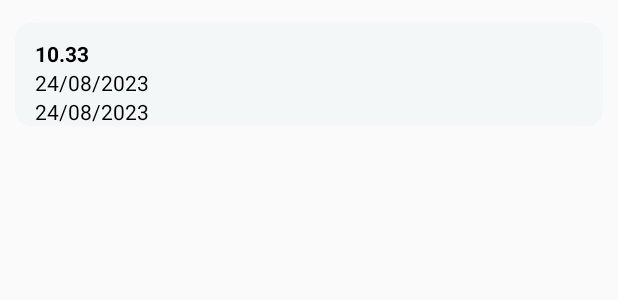
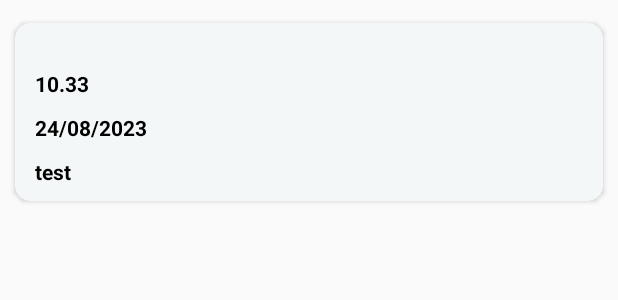
Before and after one commit to enesicmen/Initial-Code-Software-Solutions-Case, an Android app: the layout row_orders.xml on its own in the app's theme, with its tools: preview values and no code run, on a phone screen of 412 x 824 dp. Shown: the top 300 px of the screen. Run offline under Robolectric (Android 15) with nearby library versions, the phone set to English and light mode, and no system bars.

Commit message:
orders page design changed.

```diff
--- a/app/src/main/java/com/icmen/codecase/ui/fragment/orders/OrdersPageFragment.kt
+++ b/app/src/main/java/com/icmen/codecase/ui/fragment/orders/OrdersPageFragment.kt
@@ -50,6 +50,5 @@ class OrdersPageFragment : BaseFragment<FragmentOrdersBinding, OrdersPageViewMod
             }
         }
     }
-
     override fun invoke(position: Int) {}
 }
--- a/app/src/main/java/com/icmen/codecase/ui/fragment/orders/OrdersPageViewModel.kt
+++ b/app/src/main/java/com/icmen/codecase/ui/fragment/orders/OrdersPageViewModel.kt
@@ -5,6 +5,7 @@ import androidx.lifecycle.MutableLiveData
 import androidx.lifecycle.ViewModel
 import com.google.firebase.auth.FirebaseAuth
 import com.google.firebase.firestore.FirebaseFirestore
+import com.google.firebase.firestore.Query
 import com.icmen.codecase.data.Resource
 import com.icmen.codecase.data.model.Order
 import dagger.hilt.android.lifecycle.HiltViewModel
@@ -25,7 +26,7 @@ class OrdersPageViewModel @Inject constructor(
             _orderList.value = Resource.Loading()
 
             firestore.collection("orders").document(userId).collection("userOrders")
-                .orderBy("orderDate")
+                .orderBy("orderDate", Query.Direction.DESCENDING)
                 .get()
                 .addOnSuccessListener { querySnapshot ->
                     val orders = querySnapshot.documents.mapNotNull { document ->
--- a/app/src/main/java/com/icmen/codecase/ui/fragment/register/RegisterPageViewModel.kt
+++ b/app/src/main/java/com/icmen/codecase/ui/fragment/register/RegisterPageViewModel.kt
@@ -24,12 +24,12 @@ class RegisterPageViewModel @Inject constructor(
 
     fun registerUser(name: String, surname: String, email: String, address: String, password: String) {
         if (name.isEmpty() || surname.isEmpty() || address.isEmpty() || email.isEmpty() || password.isEmpty()) {
-            _registrationResult.value = Resource.Error("Please fill in all fields")
+            _registrationResult.value = Resource.Error("0")
             return
         }
 
         if (password.length < 6) {
-            _registrationResult.value = Resource.Error("Password must be at least 6 characters long")
+            _registrationResult.value = Resource.Error("1")
             return
         }
 
@@ -45,7 +45,7 @@ class RegisterPageViewModel @Inject constructor(
                     }
                 } else {
                     _progressVisibility.value = false
-                    _registrationResult.value = Resource.Error(task.exception?.message ?: "Registration failed")
+                    _registrationResult.value = Resource.Error("2")//Registration failed"
                 }
             }
     }
--- a/app/src/main/res/layout/row_orders.xml
+++ b/app/src/main/res/layout/row_orders.xml
@@ -12,6 +12,7 @@
     android:elevation="10dp"
     android:layout_marginTop="15dp"
     android:layout_marginBottom="10dp"
+    android:paddingBottom="20dp"
     app:cardCornerRadius="10dp">
 
     <androidx.constraintlayout.widget.ConstraintLayout
@@ -33,34 +34,44 @@
 
         <TextView
             android:id="@+id/tvTotalAmount"
-        android:layout_width="wrap_content"
+            android:layout_width="0dp"
             android:layout_height="wrap_content"
-        android:layout_marginStart="10dp"
+            android:layout_marginTop="20dp"
             android:textColor="@color/black"
             android:textStyle="bold"
+            android:layout_marginStart="10dp"
+            app:layout_constraintEnd_toEndOf="parent"
             app:layout_constraintStart_toStartOf="parent"
             app:layout_constraintTop_toBottomOf="@+id/rvImage"
             tools:text="10.33" />
 
         <TextView
             android:id="@+id/tvOrderDate"
-        android:layout_width="wrap_content"
+            android:layout_width="0dp"
             android:layout_height="wrap_content"
             android:layout_marginStart="10dp"
             android:textColor="@color/black"
+            android:textStyle="bold"
+            android:layout_marginTop="10dp"
+            app:layout_constraintEnd_toEndOf="parent"
             app:layout_constraintStart_toStartOf="parent"
             app:layout_constraintTop_toBottomOf="@+id/tvTotalAmount"
             tools:text="24/08/2023" />
 
         <TextView
             android:id="@+id/tvAddress"
-        android:layout_width="wrap_content"
+            android:layout_width="0dp"
             android:layout_height="wrap_content"
+            android:textColor="@color/black"
+            android:textStyle="bold"
             android:layout_marginStart="10dp"
-        android:textColor="@color/black"
+            android:layout_marginEnd="10dp"
+            app:layout_constraintEnd_toEndOf="parent"
             app:layout_constraintStart_toStartOf="parent"
+            android:paddingBottom="10dp"
+            android:layout_marginTop="10dp"
             app:layout_constraintTop_toBottomOf="@+id/tvOrderDate"
-        tools:text="24/08/2023" />
+            tools:text="test" />
 
 </androidx.constraintlayout.widget.ConstraintLayout>
 
```
Also changed, not shown: app/src/main/java/com/icmen/codecase/ui/fragment/orders/OrdersPageAdapter.kt (+11 -7 lines), app/src/main/java/com/icmen/codecase/ui/fragment/register/RegisterPageFragment.kt (+17 -7 lines), app/src/main/res/values/strings.xml (+8 -4 lines). Lines whose indentation alone changed are shown as unchanged.
